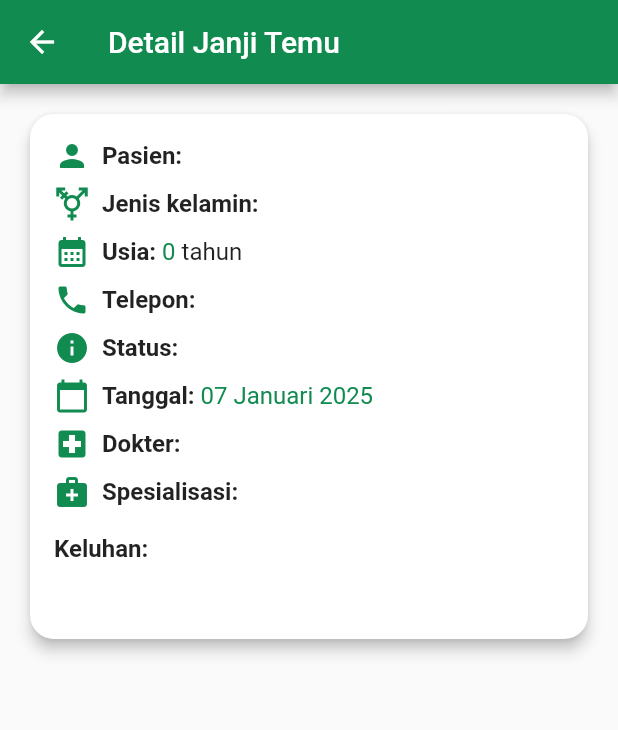
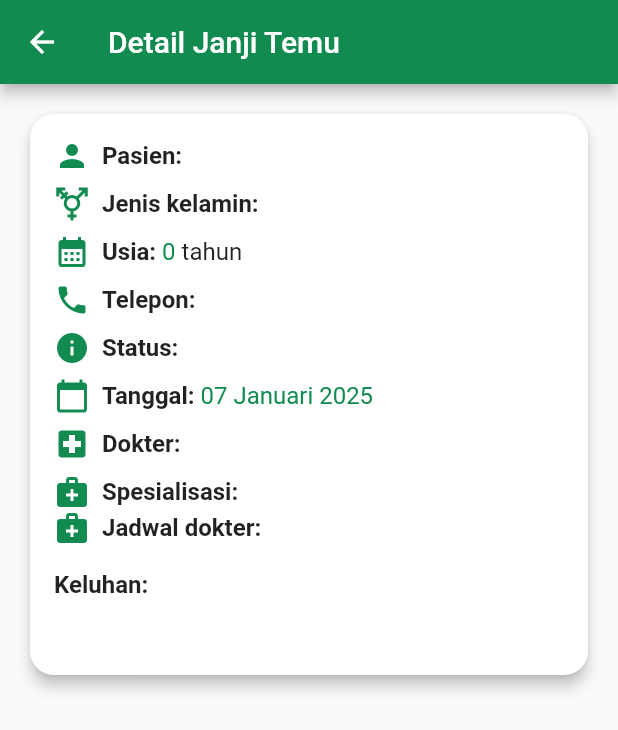
Before and after one commit to Baghaztra/clinic_project, a Flutter app: the AppointmentDetail screen opened directly with empty values, on a phone screen of 412 x 824 dp. Shown: the top 730 px of the screen. Run offline on Flutter 3.47's test engine with Material 2 defaults, Android fonts, the phone set to English and light mode, and no system bars.

Commit message:
jadwal dokter (jam)

```diff
--- a/lib/doctors_page.dart
+++ b/lib/doctors_page.dart
@@ -311,7 +311,7 @@ class DoctorDetail extends StatelessWidget {
                     Column(
                       crossAxisAlignment: CrossAxisAlignment.start,
                       children: [
-                        ...doctor["schedule"].map<Widget>((schedule) {
+                        ...doctor["schedule_detail"].map<Widget>((schedule) {
                           return Padding(
                             padding: const EdgeInsets.only(bottom: 8),
                             child: Row(
--- a/lib/history_page.dart
+++ b/lib/history_page.dart
@@ -372,6 +372,23 @@ class AppointmentDetail extends StatelessWidget {
                     ),
                   ],
                 ),
+                Row(
+                  children: [
+                    Icon(Icons.medical_services, color: AppConfig.colorA),
+                    const SizedBox(width: 8),
+                    const Text(
+                      'Jadwal dokter: ',
+                      style:
+                          TextStyle(fontWeight: FontWeight.bold, fontSize: 16),
+                    ),
+                    Expanded(
+                      child: Text(
+                        appointment['time'],
+                        style: TextStyle(color: AppConfig.colorA, fontSize: 16),
+                      ),
+                    ),
+                  ],
+                ),
                 const SizedBox(height: 16),
                 const Text(
                   'Keluhan:',
```
Also changed, not shown: lib/home_page.dart (+10 -0 lines).
